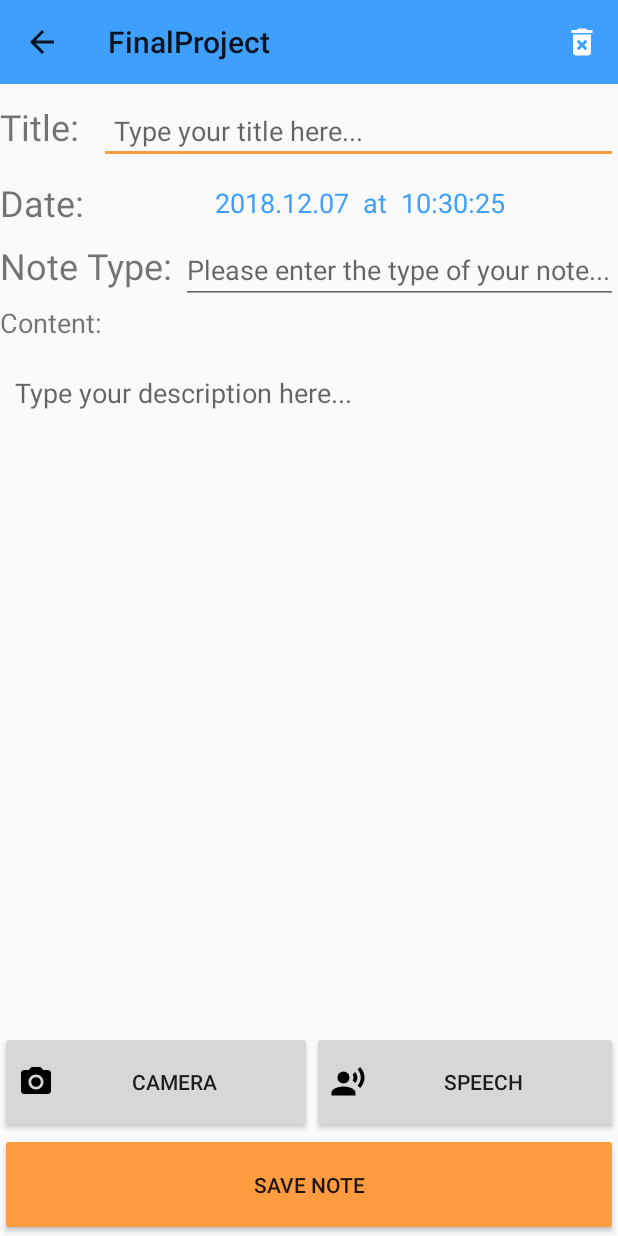
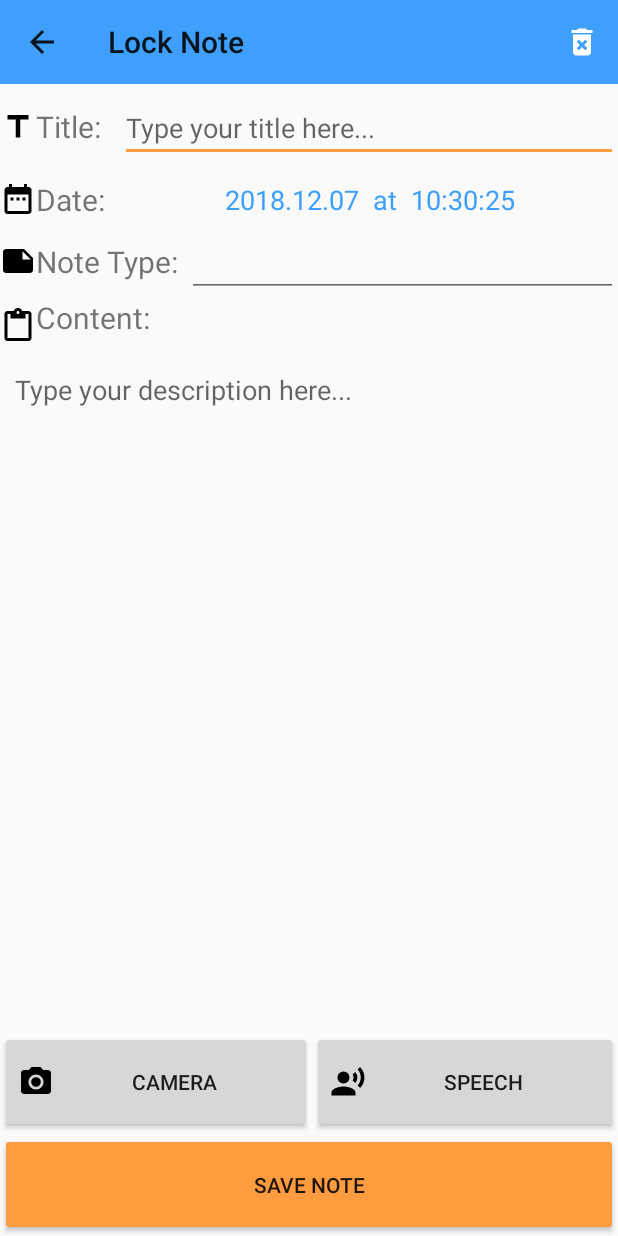
Before and after one commit to liuyuhanalex/CS528-Final-Project, an Android app: the NewNoteActivity screen opened directly, with no data from a screen before it, on a phone screen of 412 x 824 dp. Run offline under Robolectric (Android 15) with nearby library versions, the phone set to English and light mode, and no system bars; our stand-ins replace Firebase (no records; nobody signed in at launch, a user with empty details on screens opened directly).

```diff
--- a/FinalProject/app/src/main/AndroidManifest.xml
+++ b/FinalProject/app/src/main/AndroidManifest.xml
@@ -13,7 +13,7 @@
 
     <application
         android:allowBackup="true"
-        android:icon="@mipmap/ic_launcher"
+        android:icon="@drawable/logo"
         android:label="@string/app_name"
         android:roundIcon="@mipmap/ic_launcher_round"
         android:supportsRtl="true"
--- a/FinalProject/app/src/main/java/com/example/liuyu/finalproject/MainActivity.java
+++ b/FinalProject/app/src/main/java/com/example/liuyu/finalproject/MainActivity.java
@@ -161,7 +161,7 @@ public class MainActivity extends AppCompatActivity {
     private String getDate(long time) {
         Calendar cal = Calendar.getInstance(Locale.ENGLISH);
         cal.setTimeInMillis(time);
-        String date = DateFormat.format("yyyy.MM.dd'at' HH:mm:ss z", cal).toString();
+        String date = DateFormat.format("yyyy.MM.dd 'at' HH:mm:ss z", cal).toString();
         return date;
     }
 }
--- a/FinalProject/app/src/main/java/com/example/liuyu/finalproject/SpeechToTextActivity.java
+++ b/FinalProject/app/src/main/java/com/example/liuyu/finalproject/SpeechToTextActivity.java
@@ -11,7 +11,7 @@ import android.widget.Toast;
 
 public class SpeechToTextActivity extends AppCompatActivity {
 
-    final static int AUDIO_REQUEST_CODE = 666;
+    final static int AUDIO_REQUEST_CODE = 888;
 
     @Override
     protected void onCreate(Bundle savedInstanceState) {
--- /dev/null
+++ b/FinalProject/app/src/main/res/drawable/ic_content_paste_black_24dp.xml
@@ -0,0 +1,9 @@
+<vector xmlns:android="http://schemas.android.com/apk/res/android"
+        android:width="24dp"
+        android:height="24dp"
+        android:viewportWidth="24.0"
+        android:viewportHeight="24.0">
+    <path
+        android:fillColor="#FF000000"
+        android:pathData="M19,2h-4.18C14.4,0.84 13.3,0 12,0c-1.3,0 -2.4,0.84 -2.82,2L5,2c-1.1,0 -2,0.9 -2,2v16c0,1.1 0.9,2 2,2h14c1.1,0 2,-0.9 2,-2L21,4c0,-1.1 -0.9,-2 -2,-2zM12,2c0.55,0 1,0.45 1,1s-0.45,1 -1,1 -1,-0.45 -1,-1 0.45,-1 1,-1zM19,20L5,20L5,4h2v3h10L17,4h2v16z"/>
+</vector>
--- /dev/null
+++ b/FinalProject/app/src/main/res/drawable/ic_date_range_black_24dp.xml
@@ -0,0 +1,9 @@
+<vector xmlns:android="http://schemas.android.com/apk/res/android"
+        android:width="24dp"
+        android:height="24dp"
+        android:viewportWidth="24.0"
+        android:viewportHeight="24.0">
+    <path
+        android:fillColor="#FF000000"
+        android:pathData="M9,11L7,11v2h2v-2zM13,11h-2v2h2v-2zM17,11h-2v2h2v-2zM19,4h-1L18,2h-2v2L8,4L8,2L6,2v2L5,4c-1.11,0 -1.99,0.9 -1.99,2L3,20c0,1.1 0.89,2 2,2h14c1.1,0 2,-0.9 2,-2L21,6c0,-1.1 -0.9,-2 -2,-2zM19,20L5,20L5,9h14v11z"/>
+</vector>
--- /dev/null
+++ b/FinalProject/app/src/main/res/drawable/ic_note_black_24dp.xml
@@ -0,0 +1,9 @@
+<vector xmlns:android="http://schemas.android.com/apk/res/android"
+        android:width="24dp"
+        android:height="24dp"
+        android:viewportWidth="24.0"
+        android:viewportHeight="24.0">
+    <path
+        android:fillColor="#FF000000"
+        android:pathData="M22,10l-6,-6L4,4c-1.1,0 -2,0.9 -2,2v12.01c0,1.1 0.9,1.99 2,1.99l16,-0.01c1.1,0 2,-0.89 2,-1.99v-8zM15,5.5l5.5,5.5L15,11L15,5.5z"/>
+</vector>
--- /dev/null
+++ b/FinalProject/app/src/main/res/drawable/ic_title_black_24dp.xml
@@ -0,0 +1,9 @@
+<vector xmlns:android="http://schemas.android.com/apk/res/android"
+        android:width="24dp"
+        android:height="24dp"
+        android:viewportWidth="24.0"
+        android:viewportHeight="24.0">
+    <path
+        android:fillColor="#FF000000"
+        android:pathData="M5,4v3h5.5v12h3V7H19V4z"/>
+</vector>
--- a/FinalProject/app/src/main/res/layout/activity_new_note.xml
+++ b/FinalProject/app/src/main/res/layout/activity_new_note.xml
@@ -27,8 +27,9 @@
             android:layout_height="match_parent"
             android:layout_weight="0.5"
             android:gravity="left|center"
+            android:drawableLeft="@drawable/ic_title_black_24dp"
             android:text="Title:"
-            android:textSize="24sp" />
+            android:textSize="20sp" />
 
         <EditText
             android:id="@+id/new_note_title"
@@ -36,7 +37,7 @@
             android:layout_height="wrap_content"
             android:layout_weight="6"
             android:hint="Type your title here..."
-            android:padding="10dp" />
+            android:textSize="18sp"/>
     </LinearLayout>
 
     <LinearLayout
@@ -51,7 +52,8 @@
             android:layout_weight="0.5"
             android:gravity="left|center"
             android:text="Date:"
-            android:textSize="24sp" />
+            android:drawableLeft="@drawable/ic_date_range_black_24dp"
+            android:textSize="20sp" />
 
         <TextView
             android:id="@+id/note_date"
@@ -74,7 +76,9 @@
             android:layout_height="wrap_content"
             android:layout_weight="0.5"
             android:text="Note Type:"
-            android:textSize="24sp" />
+            android:gravity="left|center"
+            android:drawableLeft="@drawable/ic_note_black_24dp"
+            android:textSize="20sp" />
 
         <EditText
             android:id="@+id/new_note_type"
@@ -83,8 +87,7 @@
             android:layout_weight="6"
             android:ems="10"
             android:inputType="textPersonName"
-            android:textSize="18sp"
-            android:hint="Please enter the type of your note..."/>
+            android:textSize="18sp"/>
 
     </LinearLayout>
 
@@ -94,7 +97,8 @@
         android:layout_height="wrap_content"
         android:layout_weight="0.3"
         android:text="Content:"
-        android:textSize="18sp" />
+        android:drawableLeft="@drawable/ic_content_paste_black_24dp"
+        android:textSize="20sp" />
 
     <EditText
         android:id="@+id/new_note_content"
--- a/FinalProject/app/src/main/res/values/strings.xml
+++ b/FinalProject/app/src/main/res/values/strings.xml
@@ -1,4 +1,4 @@
 <resources>
-    <string name="app_name">FinalProject</string>
+    <string name="app_name">Lock Note</string>
     <string name="sign_in">Sign In</string>
 </resources>
```
